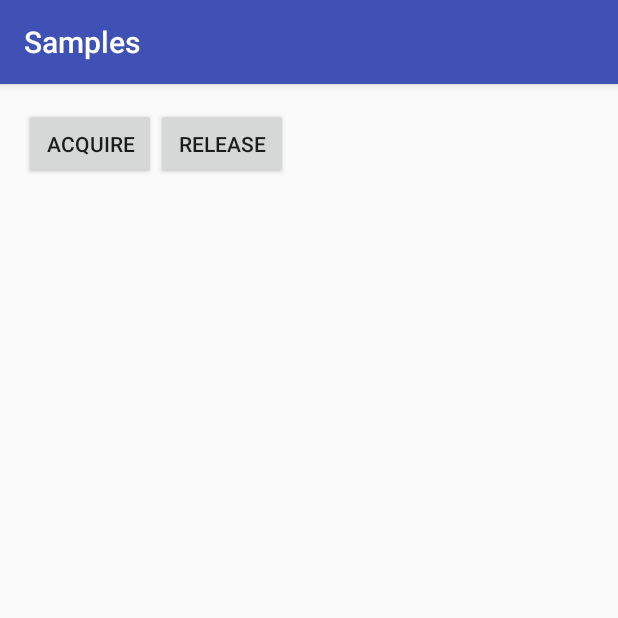
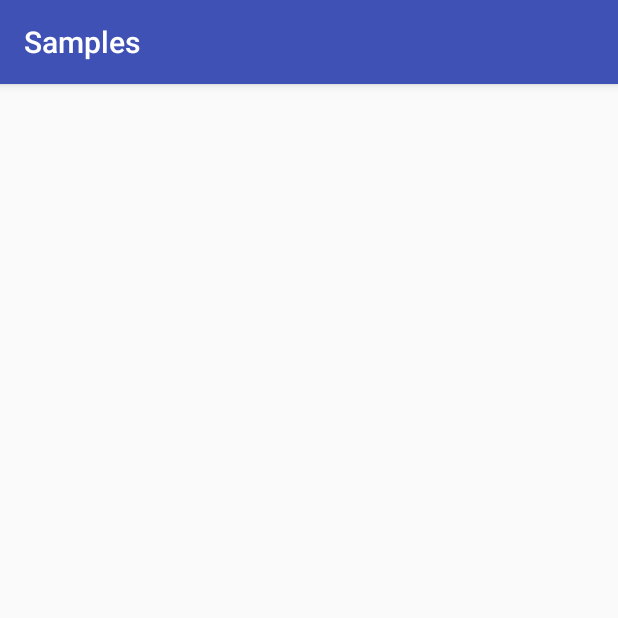
Before and after one commit to eaglelzy/myglide, an Android app: the screen it shows after launch (MainActivity), on a phone screen of 412 x 824 dp, the top half of it. Run offline under Robolectric (Android 15) with nearby library versions, the phone set to English and light mode, and no system bars.

Commit message:
remove bad code

```diff
--- a/samples/src/main/res/layout/activity_main.xml
+++ b/samples/src/main/res/layout/activity_main.xml
@@ -8,15 +8,4 @@
     android:paddingRight="@dimen/activity_horizontal_margin"
     android:paddingTop="@dimen/activity_vertical_margin"
     tools:context="com.lizy.myglide.samples.MainActivity">
-
-    <Button
-        android:layout_width="wrap_content"
-        android:layout_height="wrap_content"
-        android:onClick="acquire"
-        android:text="acquire" />
-    <Button
-        android:layout_width="wrap_content"
-        android:layout_height="wrap_content"
-        android:onClick="release"
-        android:text="release" />
 </LinearLayout>
```
Also changed, not shown: samples/src/main/java/com/lizy/myglide/samples/MainActivity.java (+0 -49 lines).
